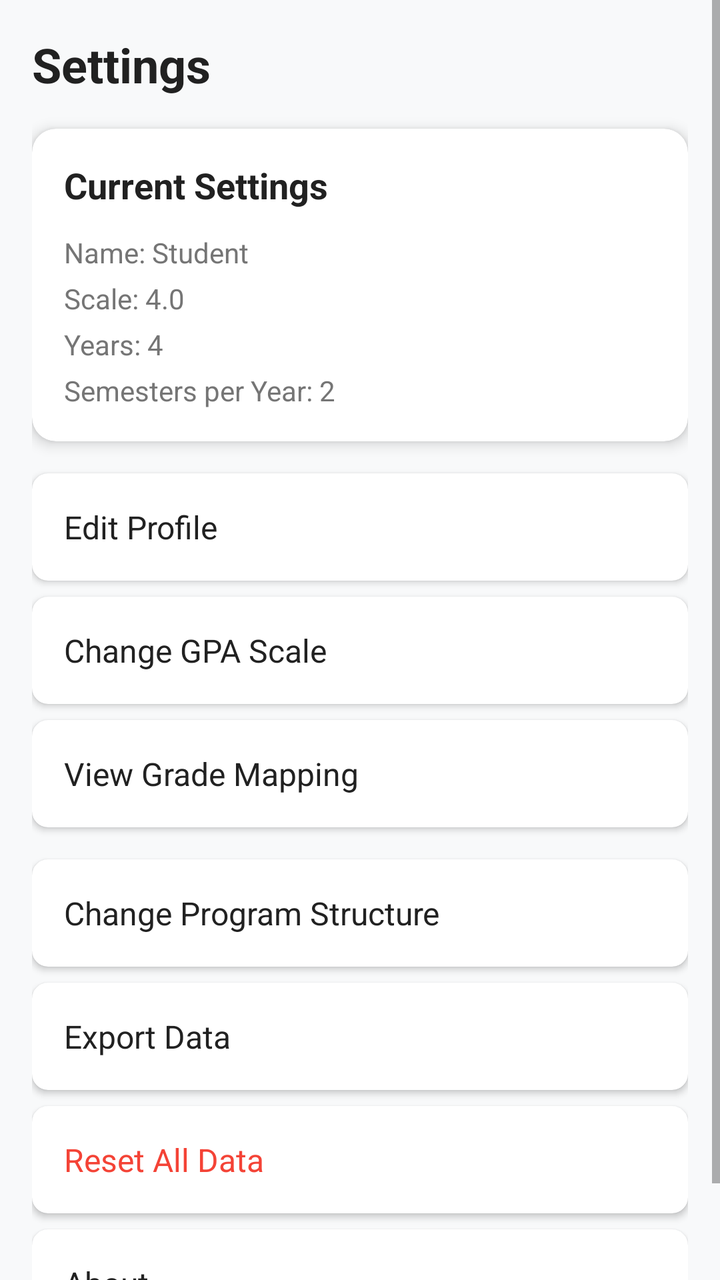
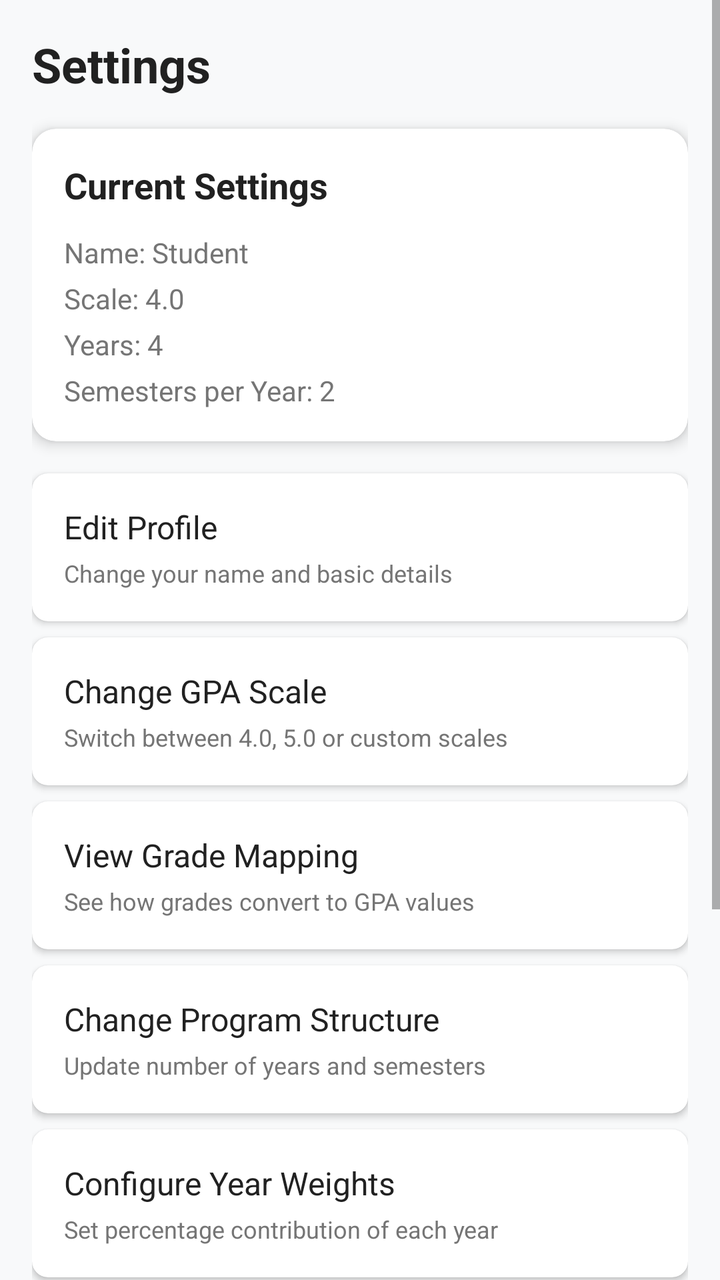

Compare the two renders of this Android layout. The source of the first and the diff that turns it into the second are given below.
<!-- AndroidManifest.xml: application theme Theme.AppCompat.Light.NoActionBar -->
<!-- res/layout/fragment_settings.xml -->
<?xml version="1.0" encoding="utf-8"?>
<ScrollView xmlns:android="http://schemas.android.com/apk/res/android"
    xmlns:app="http://schemas.android.com/apk/res-auto"
    android:layout_width="match_parent"
    android:layout_height="match_parent"
    android:background="@color/background">

    <LinearLayout
        android:layout_width="match_parent"
        android:layout_height="wrap_content"
        android:orientation="vertical"
        android:padding="16dp">

        
        <TextView
            android:layout_width="wrap_content"
            android:layout_height="wrap_content"
            android:text="Settings"
            android:textColor="@color/text_primary"
            android:textSize="24sp"
            android:textStyle="bold"
            android:layout_marginBottom="16dp" />

        
        <androidx.cardview.widget.CardView
            android:layout_width="match_parent"
            android:layout_height="wrap_content"
            android:layout_marginBottom="16dp"
            app:cardCornerRadius="12dp"
            app:cardElevation="4dp">

            <LinearLayout
                android:layout_width="match_parent"
                android:layout_height="wrap_content"
                android:orientation="vertical"
                android:padding="16dp">

                <TextView
                    android:layout_width="wrap_content"
                    android:layout_height="wrap_content"
                    android:text="Current Settings"
                    android:textColor="@color/text_primary"
                    android:textSize="18sp"
                    android:textStyle="bold"
                    android:layout_marginBottom="12dp" />

                <TextView
                    android:id="@+id/tv_current_name"
                    android:layout_width="wrap_content"
                    android:layout_height="wrap_content"
                    android:text="Name: Student"
                    android:textColor="@color/text_secondary"
                    android:textSize="14sp"
                    android:layout_marginBottom="4dp" />

                <TextView
                    android:id="@+id/tv_current_scale"
                    android:layout_width="wrap_content"
                    android:layout_height="wrap_content"
                    android:text="Scale: 4.0"
                    android:textColor="@color/text_secondary"
                    android:textSize="14sp"
                    android:layout_marginBottom="4dp" />

                <TextView
                    android:id="@+id/tv_current_years"
                    android:layout_width="wrap_content"
                    android:layout_height="wrap_content"
                    android:text="Years: 4"
                    android:textColor="@color/text_secondary"
                    android:textSize="14sp"
                    android:layout_marginBottom="4dp" />

                <TextView
                    android:id="@+id/tv_current_semesters"
                    android:layout_width="wrap_content"
                    android:layout_height="wrap_content"
                    android:text="Semesters per Year: 2"
                    android:textColor="@color/text_secondary"
                    android:textSize="14sp" />

            </LinearLayout>
        </androidx.cardview.widget.CardView>

        
        <androidx.cardview.widget.CardView
            android:id="@+id/card_edit_profile"
            android:layout_width="match_parent"
            android:layout_height="wrap_content"
            android:layout_marginBottom="8dp"
            app:cardCornerRadius="8dp"
            app:cardElevation="2dp"
            android:clickable="true"
            android:focusable="true"
            android:foreground="?android:attr/selectableItemBackground">

            <TextView
                android:layout_width="match_parent"
                android:layout_height="wrap_content"
                android:text="Edit Profile"
                android:textColor="@color/text_primary"
                android:textSize="16sp"
                android:padding="16dp" />

        </androidx.cardview.widget.CardView>

        <androidx.cardview.widget.CardView
            android:id="@+id/card_change_scale"
            android:layout_width="match_parent"
            android:layout_height="wrap_content"
            android:layout_marginBottom="8dp"
            app:cardCornerRadius="8dp"
            app:cardElevation="2dp"
            android:clickable="true"
            android:focusable="true"
            android:foreground="?android:attr/selectableItemBackground">

            <TextView
                android:layout_width="match_parent"
                android:layout_height="wrap_content"
                android:text="Change GPA Scale"
                android:textColor="@color/text_primary"
                android:textSize="16sp"
                android:padding="16dp" />

        </androidx.cardview.widget.CardView>

        
        <androidx.cardview.widget.CardView
            android:id="@+id/cardGradeMapping"
            android:layout_width="match_parent"
            android:layout_height="wrap_content"
            android:layout_marginBottom="16dp"
            app:cardCornerRadius="8dp"
            app:cardElevation="2dp"
            android:clickable="true"
            android:focusable="true"
            android:foreground="?android:attr/selectableItemBackground">

            <TextView
                android:layout_width="match_parent"
                android:layout_height="wrap_content"
                android:text="View Grade Mapping"
                android:textColor="@color/text_primary"
                android:textSize="16sp"

                android:padding="16dp" />

        </androidx.cardview.widget.CardView>

        <androidx.cardview.widget.CardView
            android:id="@+id/card_change_structure"
            android:layout_width="match_parent"
            android:layout_height="wrap_content"
            android:layout_marginBottom="8dp"
            app:cardCornerRadius="8dp"
            app:cardElevation="2dp"
            android:clickable="true"
            android:focusable="true"
            android:foreground="?android:attr/selectableItemBackground">

            <TextView
                android:layout_width="match_parent"
                android:layout_height="wrap_content"
                android:text="Change Program Structure"
                android:textColor="@color/text_primary"
                android:textSize="16sp"
                android:padding="16dp" />

        </androidx.cardview.widget.CardView>

        <androidx.cardview.widget.CardView
            android:id="@+id/card_export_data"
            android:layout_width="match_parent"
            android:layout_height="wrap_content"
            android:layout_marginBottom="8dp"
            app:cardCornerRadius="8dp"
            app:cardElevation="2dp"
            android:clickable="true"
            android:focusable="true"
            android:foreground="?android:attr/selectableItemBackground">

            <TextView
                android:layout_width="match_parent"
                android:layout_height="wrap_content"
                android:text="Export Data"
                android:textColor="@color/text_primary"
                android:textSize="16sp"
                android:padding="16dp" />

        </androidx.cardview.widget.CardView>

        <androidx.cardview.widget.CardView
            android:id="@+id/card_reset_data"
            android:layout_width="match_parent"
            android:layout_height="wrap_content"
            android:layout_marginBottom="8dp"
            app:cardCornerRadius="8dp"
            app:cardElevation="2dp"
            android:clickable="true"
            android:focusable="true"
            android:foreground="?android:attr/selectableItemBackground">

            <TextView
                android:layout_width="match_parent"
                android:layout_height="wrap_content"
                android:text="Reset All Data"
                android:textColor="@color/error"
                android:textSize="16sp"
                android:padding="16dp" />

        </androidx.cardview.widget.CardView>

        <androidx.cardview.widget.CardView
            android:id="@+id/card_about"
            android:layout_width="match_parent"
            android:layout_height="wrap_content"
            android:layout_marginBottom="8dp"
            app:cardCornerRadius="8dp"
            app:cardElevation="2dp"
            android:clickable="true"
            android:focusable="true"
            android:foreground="?android:attr/selectableItemBackground">

            <TextView
                android:layout_width="match_parent"
                android:layout_height="wrap_content"
                android:text="About"
                android:textColor="@color/text_primary"
                android:textSize="16sp"
                android:padding="16dp" />

        </androidx.cardview.widget.CardView>



    </LinearLayout>
</ScrollView>
<!-- resources referenced by this layout -->
<resources>
  <color name="background">#F8F9FA</color>
  <color name="error">#F44336</color>
  <color name="text_primary">#212121</color>
  <color name="text_secondary">#757575</color>
</resources>

<!-- the commit's change to res/layout/fragment_settings.xml (unified diff, before → after) -->
@@ -36,48 +36,48 @@
                 android:padding="16dp">
 
                 <TextView
-                    android:layout_width="wrap_content"
-                    android:layout_height="wrap_content"
                     android:text="Current Settings"
-                    android:textColor="@color/text_primary"
                     android:textSize="18sp"
                     android:textStyle="bold"
-                    android:layout_marginBottom="12dp" />
+                    android:textColor="@color/text_primary"
+                    android:layout_marginBottom="12dp"
+                    android:layout_width="wrap_content"
+                    android:layout_height="wrap_content" />
 
                 <TextView
                     android:id="@+id/tv_current_name"
-                    android:layout_width="wrap_content"
-                    android:layout_height="wrap_content"
                     android:text="Name: Student"
                     android:textColor="@color/text_secondary"
                     android:textSize="14sp"
-                    android:layout_marginBottom="4dp" />
+                    android:layout_marginBottom="4dp"
+                    android:layout_width="wrap_content"
+                    android:layout_height="wrap_content" />
 
                 <TextView
                     android:id="@+id/tv_current_scale"
-                    android:layout_width="wrap_content"
-                    android:layout_height="wrap_content"
                     android:text="Scale: 4.0"
                     android:textColor="@color/text_secondary"
                     android:textSize="14sp"
-                    android:layout_marginBottom="4dp" />
+                    android:layout_marginBottom="4dp"
+                    android:layout_width="wrap_content"
+                    android:layout_height="wrap_content" />
 
                 <TextView
                     android:id="@+id/tv_current_years"
-                    android:layout_width="wrap_content"
-                    android:layout_height="wrap_content"
                     android:text="Years: 4"
                     android:textColor="@color/text_secondary"
                     android:textSize="14sp"
-                    android:layout_marginBottom="4dp" />
+                    android:layout_marginBottom="4dp"
+                    android:layout_width="wrap_content"
+                    android:layout_height="wrap_content" />
 
                 <TextView
                     android:id="@+id/tv_current_semesters"
-                    android:layout_width="wrap_content"
-                    android:layout_height="wrap_content"
                     android:text="Semesters per Year: 2"
                     android:textColor="@color/text_secondary"
-                    android:textSize="14sp" />
+                    android:textSize="14sp"
+                    android:layout_width="wrap_content"
+                    android:layout_height="wrap_content" />
 
             </LinearLayout>
         </androidx.cardview.widget.CardView>
@@ -91,19 +91,32 @@
             app:cardCornerRadius="8dp"
             app:cardElevation="2dp"
             android:clickable="true"
-            android:focusable="true"
-            android:foreground="?android:attr/selectableItemBackground">
-
-            <TextView
-                android:layout_width="match_parent"
-                android:layout_height="wrap_content"
-                android:text="Edit Profile"
-                android:textColor="@color/text_primary"
-                android:textSize="16sp"
-                android:padding="16dp" />
-
-        </androidx.cardview.widget.CardView>
-
+            android:foreground="?android:attr/selectableItemBackground">
+
+            <LinearLayout
+                android:padding="16dp"
+                android:orientation="vertical"
+                android:layout_width="match_parent"
+                android:layout_height="wrap_content">
+
+                <TextView
+                    android:text="Edit Profile"
+                    android:textSize="16sp"
+                    android:textColor="@color/text_primary"
+                    android:layout_width="match_parent"
+                    android:layout_height="wrap_content" />
+
+                <TextView
+                    android:text="Change your name and basic details"
+                    android:textSize="12sp"
+                    android:textColor="@color/text_secondary"
+                    android:layout_marginTop="4dp"
+                    android:layout_width="match_parent"
+                    android:layout_height="wrap_content" />
+            </LinearLayout>
+        </androidx.cardview.widget.CardView>
+
+        
         <androidx.cardview.widget.CardView
             android:id="@+id/card_change_scale"
             android:layout_width="match_parent"
@@ -112,17 +125,29 @@
             app:cardCornerRadius="8dp"
             app:cardElevation="2dp"
             android:clickable="true"
-            android:focusable="true"
-            android:foreground="?android:attr/selectableItemBackground">
-
-            <TextView
-                android:layout_width="match_parent"
-                android:layout_height="wrap_content"
-                android:text="Change GPA Scale"
-                android:textColor="@color/text_primary"
-                android:textSize="16sp"
-                android:padding="16dp" />
-
+            android:foreground="?android:attr/selectableItemBackground">
+
+            <LinearLayout
+                android:padding="16dp"
+                android:orientation="vertical"
+                android:layout_width="match_parent"
+                android:layout_height="wrap_content">
+
+                <TextView
+                    android:text="Change GPA Scale"
+                    android:textSize="16sp"
+                    android:textColor="@color/text_primary"
+                    android:layout_width="match_parent"
+                    android:layout_height="wrap_content" />
+
+                <TextView
+                    android:text="Switch between 4.0, 5.0 or custom scales"
+                    android:textSize="12sp"
+                    android:textColor="@color/text_secondary"
+                    android:layout_marginTop="4dp"
+                    android:layout_width="match_parent"
+                    android:layout_height="wrap_content" />
+            </LinearLayout>
         </androidx.cardview.widget.CardView>
 
         
@@ -130,24 +155,36 @@
             android:id="@+id/cardGradeMapping"
             android:layout_width="match_parent"
             android:layout_height="wrap_content"
-            android:layout_marginBottom="16dp"
-            app:cardCornerRadius="8dp"
-            app:cardElevation="2dp"
-            android:clickable="true"
-            android:focusable="true"
-            android:foreground="?android:attr/selectableItemBackground">
-
-            <TextView
-                android:layout_width="match_parent"
-                android:layout_height="wrap_content"
-                android:text="View Grade Mapping"
-                android:textColor="@color/text_primary"
-                android:textSize="16sp"
-
-                android:padding="16dp" />
-
-        </androidx.cardview.widget.CardView>
-
+            android:layout_marginBottom="8dp"
+            app:cardCornerRadius="8dp"
+            app:cardElevation="2dp"
+            android:clickable="true"
+            android:foreground="?android:attr/selectableItemBackground">
+
+            <LinearLayout
+                android:padding="16dp"
+                android:orientation="vertical"
+                android:layout_width="match_parent"
+                android:layout_height="wrap_content">
+
+                <TextView
+                    android:text="View Grade Mapping"
+                    android:textSize="16sp"
+                    android:textColor="@color/text_primary"
+                    android:layout_width="match_parent"
+                    android:layout_height="wrap_content" />
+
+                <TextView
+                    android:text="See how grades convert to GPA values"
+                    android:textSize="12sp"
+                    android:textColor="@color/text_secondary"
+                    android:layout_marginTop="4dp"
+                    android:layout_width="match_parent"
+                    android:layout_height="wrap_content" />
+            </LinearLayout>
+        </androidx.cardview.widget.CardView>
+
+        
         <androidx.cardview.widget.CardView
             android:id="@+id/card_change_structure"
             android:layout_width="match_parent"
@@ -156,19 +193,66 @@
             app:cardCornerRadius="8dp"
             app:cardElevation="2dp"
             android:clickable="true"
-            android:focusable="true"
-            android:foreground="?android:attr/selectableItemBackground">
-
-            <TextView
-                android:layout_width="match_parent"
-                android:layout_height="wrap_content"
-                android:text="Change Program Structure"
-                android:textColor="@color/text_primary"
-                android:textSize="16sp"
-                android:padding="16dp" />
-
-        </androidx.cardview.widget.CardView>
-
+            android:foreground="?android:attr/selectableItemBackground">
+
+            <LinearLayout
+                android:padding="16dp"
+                android:orientation="vertical"
+                android:layout_width="match_parent"
+                android:layout_height="wrap_content">
+
+                <TextView
+                    android:text="Change Program Structure"
+                    android:textSize="16sp"
+                    android:textColor="@color/text_primary"
+                    android:layout_width="match_parent"
+                    android:layout_height="wrap_content" />
+
+                <TextView
+                    android:text="Update number of years and semesters"
+                    android:textSize="12sp"
+                    android:textColor="@color/text_secondary"
+                    android:layout_marginTop="4dp"
+                    android:layout_width="match_parent"
+                    android:layout_height="wrap_content" />
+            </LinearLayout>
+        </androidx.cardview.widget.CardView>
+
+        
+        <androidx.cardview.widget.CardView
+            android:id="@+id/card_year_weights"
+            android:layout_width="match_parent"
+            android:layout_height="wrap_content"
+            android:layout_marginBottom="8dp"
+            app:cardCornerRadius="8dp"
+            app:cardElevation="2dp"
+            android:clickable="true"
+            android:foreground="?android:attr/selectableItemBackground">
+
+            <LinearLayout
+                android:padding="16dp"
+                android:orientation="vertical"
+                android:layout_width="match_parent"
+                android:layout_height="wrap_content">
+
+                <TextView
+                    android:text="Configure Year Weights"
+                    android:textSize="16sp"
+                    android:textColor="@color/text_primary"
+                    android:layout_width="match_parent"
+                    android:layout_height="wrap_content" />
+
+                <TextView
+                    android:text="Set percentage contribution of each year"
+                    android:textSize="12sp"
+                    android:textColor="@color/text_secondary"
+                    android:layout_marginTop="4dp"
+                    android:layout_width="match_parent"
+                    android:layout_height="wrap_content" />
+            </LinearLayout>
+        </androidx.cardview.widget.CardView>
+
+        
         <androidx.cardview.widget.CardView
             android:id="@+id/card_export_data"
             android:layout_width="match_parent"
@@ -177,19 +261,32 @@
             app:cardCornerRadius="8dp"
             app:cardElevation="2dp"
             android:clickable="true"
-            android:focusable="true"
-            android:foreground="?android:attr/selectableItemBackground">
-
-            <TextView
-                android:layout_width="match_parent"
-                android:layout_height="wrap_content"
-                android:text="Export Data"
-                android:textColor="@color/text_primary"
-                android:textSize="16sp"
-                android:padding="16dp" />
-
-        </androidx.cardview.widget.CardView>
-
+            android:foreground="?android:attr/selectableItemBackground">
+
+            <LinearLayout
+                android:padding="16dp"
+                android:orientation="vertical"
+                android:layout_width="match_parent"
+                android:layout_height="wrap_content">
+
+                <TextView
+                    android:text="Export Data"
+                    android:textSize="16sp"
+                    android:textColor="@color/text_primary"
+                    android:layout_width="match_parent"
+                    android:layout_height="wrap_content" />
+
+                <TextView
+                    android:text="Save your GPA data as a file"
+                    android:textSize="12sp"
+                    android:textColor="@color/text_secondary"
+                    android:layout_marginTop="4dp"
+                    android:layout_width="match_parent"
+                    android:layout_height="wrap_content" />
+            </LinearLayout>
+        </androidx.cardview.widget.CardView>
+
+        
         <androidx.cardview.widget.CardView
             android:id="@+id/card_reset_data"
             android:layout_width="match_parent"
@@ -198,41 +295,63 @@
             app:cardCornerRadius="8dp"
             app:cardElevation="2dp"
             android:clickable="true"
-            android:focusable="true"
-            android:foreground="?android:attr/selectableItemBackground">
-
-            <TextView
-                android:layout_width="match_parent"
-                android:layout_height="wrap_content"
-                android:text="Reset All Data"
-                android:textColor="@color/error"
-                android:textSize="16sp"
-                android:padding="16dp" />
-
-        </androidx.cardview.widget.CardView>
-
+            android:foreground="?android:attr/selectableItemBackground">
+
+            <LinearLayout
+                android:padding="16dp"
+                android:orientation="vertical"
+                android:layout_width="match_parent"
+                android:layout_height="wrap_content">
+
+                <TextView
+                    android:text="Reset All Data"
+                    android:textSize="16sp"
+                    android:textColor="@color/error"
+                    android:layout_width="match_parent"
+                    android:layout_height="wrap_content" />
+
+                <TextView
+                    android:text="Clear all saved data permanently"
+                    android:textSize="12sp"
+                    android:textColor="@color/text_secondary"
+                    android:layout_marginTop="4dp"
+                    android:layout_width="match_parent"
+                    android:layout_height="wrap_content" />
+            </LinearLayout>
+        </androidx.cardview.widget.CardView>
+
+        
         <androidx.cardview.widget.CardView
             android:id="@+id/card_about"
             android:layout_width="match_parent"
             android:layout_height="wrap_content"
-            android:layout_marginBottom="8dp"
-            app:cardCornerRadius="8dp"
-            app:cardElevation="2dp"
-            android:clickable="true"
-            android:focusable="true"
-            android:foreground="?android:attr/selectableItemBackground">
-
-            <TextView
-                android:layout_width="match_parent"
-                android:layout_height="wrap_content"
-                android:text="About"
-                android:textColor="@color/text_primary"
-                android:textSize="16sp"
-                android:padding="16dp" />
-
-        </androidx.cardview.widget.CardView>
-
-
+            app:cardCornerRadius="8dp"
+            app:cardElevation="2dp"
+            android:clickable="true"
+            android:foreground="?android:attr/selectableItemBackground">
+
+            <LinearLayout
+                android:padding="16dp"
+                android:orientation="vertical"
+                android:layout_width="match_parent"
+                android:layout_height="wrap_content">
+
+                <TextView
+                    android:text="About"
+                    android:textSize="16sp"
+                    android:textColor="@color/text_primary"
+                    android:layout_width="match_parent"
+                    android:layout_height="wrap_content" />
+
+                <TextView
+                    android:text="App version and developer information"
+                    android:textSize="12sp"
+                    android:textColor="@color/text_secondary"
+                    android:layout_marginTop="4dp"
+                    android:layout_width="match_parent"
+                    android:layout_height="wrap_content" />
+            </LinearLayout>
+        </androidx.cardview.widget.CardView>
 
     </LinearLayout>
 </ScrollView>
